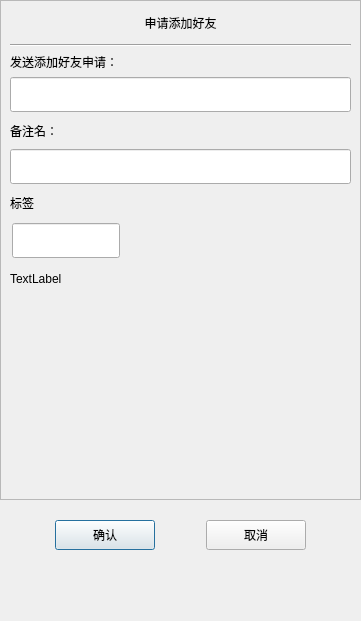
This is applyfriend.ui in blapapple/pChat as Qt 5 draws it before an edit. The edited form follows.
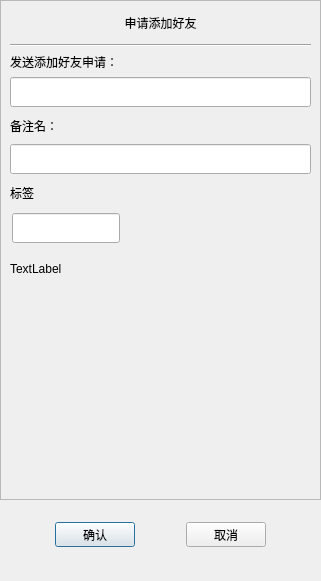
This is the edited form. Custom widgets are drawn as their Qt base class.

```diff
--- a/applyfriend.ui
+++ b/applyfriend.ui
@@ -6,20 +6,20 @@
    <rect>
     <x>0</x>
     <y>0</y>
-    <width>361</width>
-    <height>621</height>
+    <width>321</width>
+    <height>581</height>
    </rect>
   </property>
   <property name="minimumSize">
    <size>
-    <width>361</width>
-    <height>621</height>
+    <width>321</width>
+    <height>581</height>
    </size>
   </property>
   <property name="maximumSize">
    <size>
-    <width>361</width>
-    <height>621</height>
+    <width>321</width>
+    <height>581</height>
    </size>
   </property>
   <property name="windowTitle">
@@ -57,7 +57,7 @@
        <rect>
         <x>0</x>
         <y>0</y>
-        <width>359</width>
+        <width>319</width>
         <height>498</height>
        </rect>
       </property>
@@ -121,13 +121,13 @@
             <property name="minimumSize">
              <size>
               <width>0</width>
-              <height>35</height>
+              <height>30</height>
              </size>
             </property>
             <property name="maximumSize">
              <size>
               <width>16777215</width>
-              <height>35</height>
+              <height>30</height>
              </size>
             </property>
            </widget>
@@ -156,13 +156,13 @@
             <property name="minimumSize">
              <size>
               <width>0</width>
-              <height>35</height>
+              <height>30</height>
              </size>
             </property>
             <property name="maximumSize">
              <size>
               <width>16777215</width>
-              <height>35</height>
+              <height>30</height>
              </size>
             </property>
            </widget>
@@ -230,7 +230,7 @@
                   <x>2</x>
                   <y>2</y>
                   <width>108</width>
-                  <height>35</height>
+                  <height>30</height>
                  </rect>
                 </property>
                 <property name="maximumSize">
@@ -307,13 +307,13 @@
                  <widget class="QWidget" name="lb_list" native="true">
                   <property name="minimumSize">
                    <size>
-                    <width>287</width>
-                    <height>50</height>
+                    <width>240</width>
+                    <height>45</height>
                    </size>
                   </property>
                   <property name="maximumSize">
                    <size>
-                    <width>287</width>
+                    <width>240</width>
                     <height>16777215</height>
                    </size>
                   </property>
@@ -455,14 +455,14 @@
        <widget class="ClickedBtn" name="sure_btn">
         <property name="minimumSize">
          <size>
-          <width>100</width>
-          <height>30</height>
+          <width>80</width>
+          <height>25</height>
          </size>
         </property>
         <property name="maximumSize">
          <size>
-          <width>100</width>
-          <height>30</height>
+          <width>80</width>
+          <height>25</height>
          </size>
         </property>
         <property name="text">
@@ -487,14 +487,14 @@
        <widget class="ClickedBtn" name="cancel_btn">
         <property name="minimumSize">
          <size>
-          <width>100</width>
-          <height>30</height>
+          <width>80</width>
+          <height>25</height>
          </size>
         </property>
         <property name="maximumSize">
          <size>
-          <width>100</width>
-          <height>30</height>
+          <width>80</width>
+          <height>25</height>
          </size>
         </property>
         <property name="text">
```
